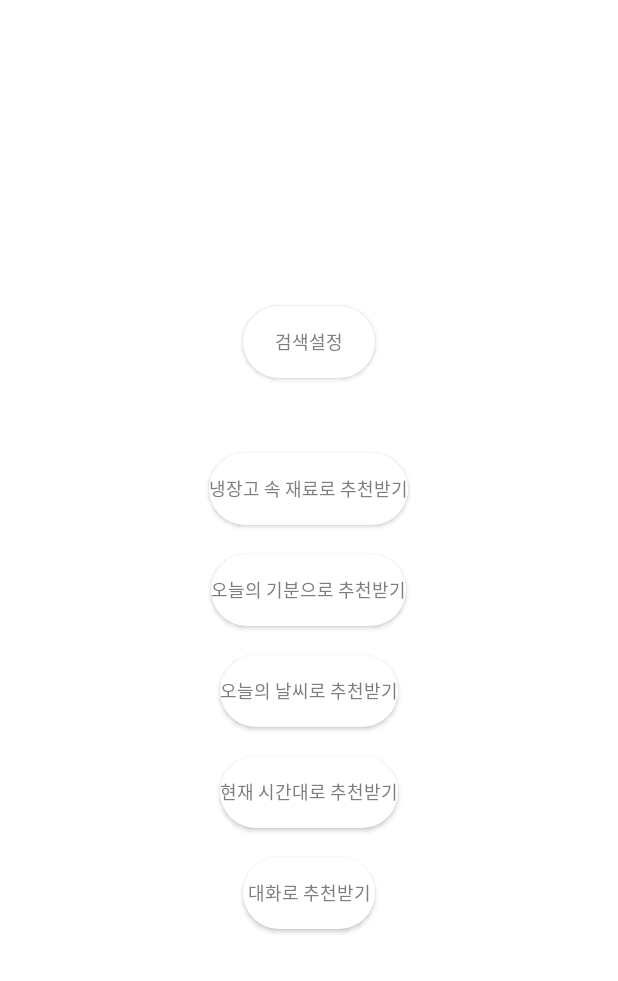
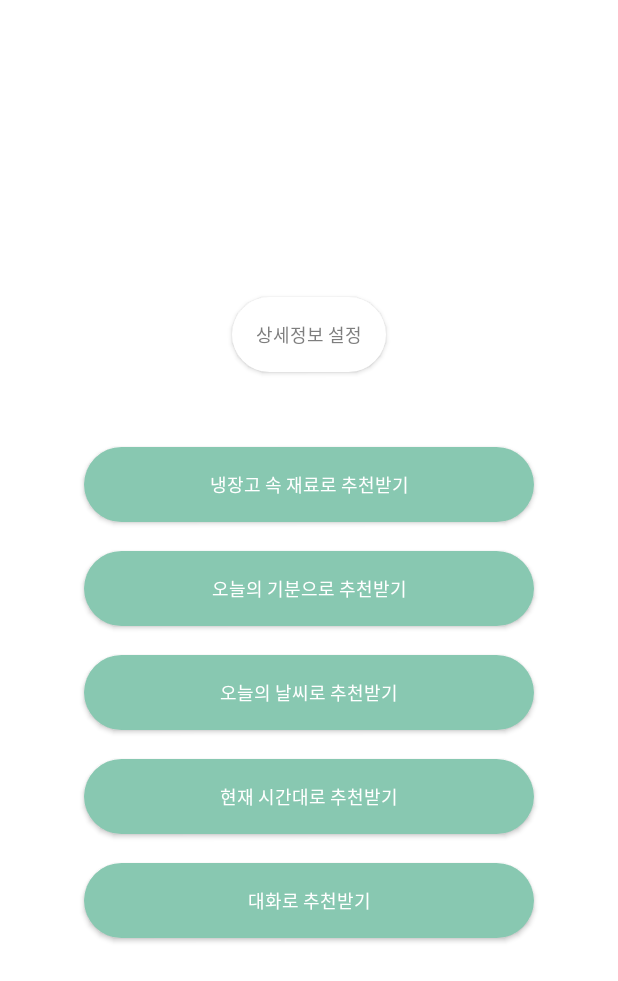
Before and after one commit to hj1016/ChatMENUAndroid, an Android app: the MainOptionActivity screen opened directly, with no data from a screen before it, on a phone screen of 412 x 824 dp. Shown: the top 981 px of the screen. Run offline under Robolectric (Android 15) with nearby library versions, the phone set to English and light mode, and no system bars.

Commit message:
filtering 선호음식 수정 activity_main_option.xml 수정

```diff
--- a/app/src/main/res/layout/activity_main_option.xml
+++ b/app/src/main/res/layout/activity_main_option.xml
@@ -18,6 +18,7 @@
         <android.widget.Button
             android:id="@+id/button_main_filtering"
             android:layout_marginBottom="50dp"
+            android:padding="16dp"
             android:layout_width="wrap_content"
             android:layout_height="wrap_content"
             android:layout_gravity="center"
@@ -26,75 +27,80 @@
             android:fontFamily="@font/pretendardextrabold"
             android:textSize="12sp"
             android:textColor="@drawable/text_color_selector"
-            android:text="검색설정"
+            android:text="상세정보 설정"
             android:onClick="onButtonClick" />
 
         <android.widget.Button
             android:id="@+id/button_main_ir"
-            android:layout_width="wrap_content"
+            android:layout_width="300dp"
             android:layout_height="wrap_content"
             android:layout_gravity="center"
-            android:background="@drawable/button_selector"
+            android:background="@drawable/button_selected"
+            android:padding="16dp"
             android:elevation="4dp"
             android:fontFamily="@font/pretendardextrabold"
             android:textSize="12sp"
-            android:textColor="@drawable/text_color_selector"
+            android:textColor="@color/white"
             android:text="냉장고 속 재료로 추천받기"
             android:onClick="onButtonClick" />
 
         <android.widget.Button
             android:id="@+id/button_main_feeling"
-            android:layout_width="wrap_content"
+            android:layout_width="300dp"
             android:layout_height="wrap_content"
             android:layout_marginTop="19dp"
             android:layout_gravity="center"
-            android:background="@drawable/button_selector"
+            android:background="@drawable/button_selected"
+            android:padding="16dp"
             android:elevation="4dp"
             android:fontFamily="@font/pretendardextrabold"
             android:textSize="12sp"
-            android:textColor="@drawable/text_color_selector"
+            android:textColor="@color/white"
             android:text="오늘의 기분으로 추천받기"
             android:onClick="onButtonClick" />
 
         <android.widget.Button
             android:id="@+id/button_main_weather"
-            android:layout_width="wrap_content"
+            android:layout_width="300dp"
             android:layout_height="wrap_content"
             android:layout_marginTop="19dp"
             android:layout_gravity="center"
-            android:background="@drawable/button_selector"
+            android:background="@drawable/button_selected"
+            android:padding="16dp"
             android:elevation="4dp"
             android:fontFamily="@font/pretendardextrabold"
             android:textSize="12sp"
-            android:textColor="@drawable/text_color_selector"
+            android:textColor="@color/white"
             android:text="오늘의 날씨로 추천받기"
             android:onClick="onButtonClick" />
 
         <android.widget.Button
             android:id="@+id/button_main_time"
-            android:layout_width="wrap_content"
+            android:layout_width="300dp"
             android:layout_height="wrap_content"
             android:layout_marginTop="19dp"
             android:layout_gravity="center"
-            android:background="@drawable/button_selector"
+            android:background="@drawable/button_selected"
+            android:padding="16dp"
             android:elevation="4dp"
             android:fontFamily="@font/pretendardextrabold"
             android:textSize="12sp"
-            android:textColor="@drawable/text_color_selector"
+            android:textColor="@color/white"
             android:text="현재 시간대로 추천받기"
             android:onClick="onButtonClick" />
 
         <android.widget.Button
             android:id="@+id/button_main_chat"
-            android:layout_width="wrap_content"
+            android:layout_width="300dp"
             android:layout_height="wrap_content"
             android:layout_marginTop="19dp"
             android:layout_gravity="center"
-            android:background="@drawable/button_selector"
+            android:background="@drawable/button_selected"
+            android:padding="16dp"
             android:elevation="4dp"
             android:fontFamily="@font/pretendardextrabold"
             android:textSize="12sp"
-            android:textColor="@drawable/text_color_selector"
+            android:textColor="@color/white"
             android:text="대화로 추천받기"
             android:onClick="onButtonClick" />
 
```
Also changed, not shown: app/src/main/java/com/example/androidtest/FilteringActivity.kt (+8 -8 lines), app/src/main/res/layout/activity_filtering.xml (+8 -8 lines).
